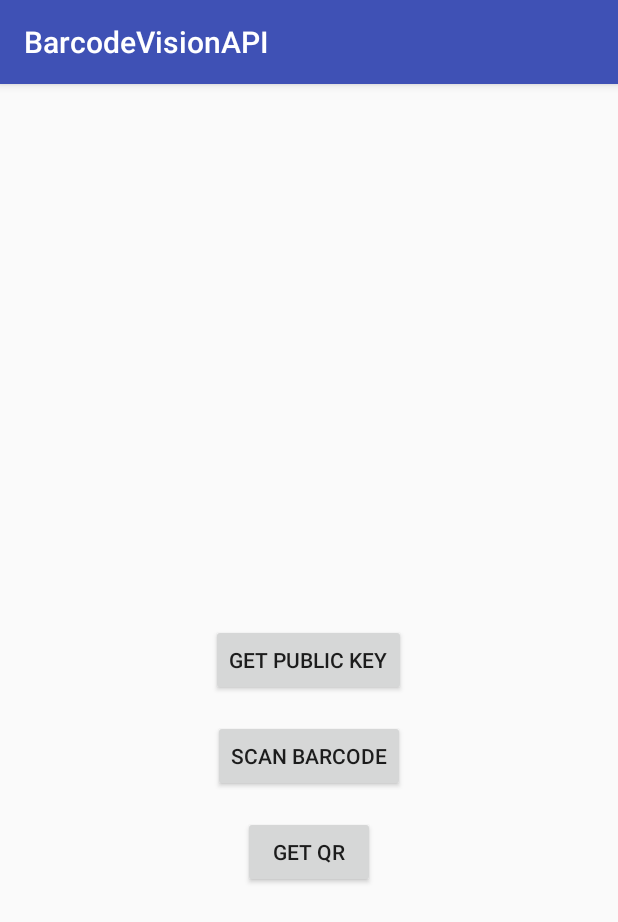
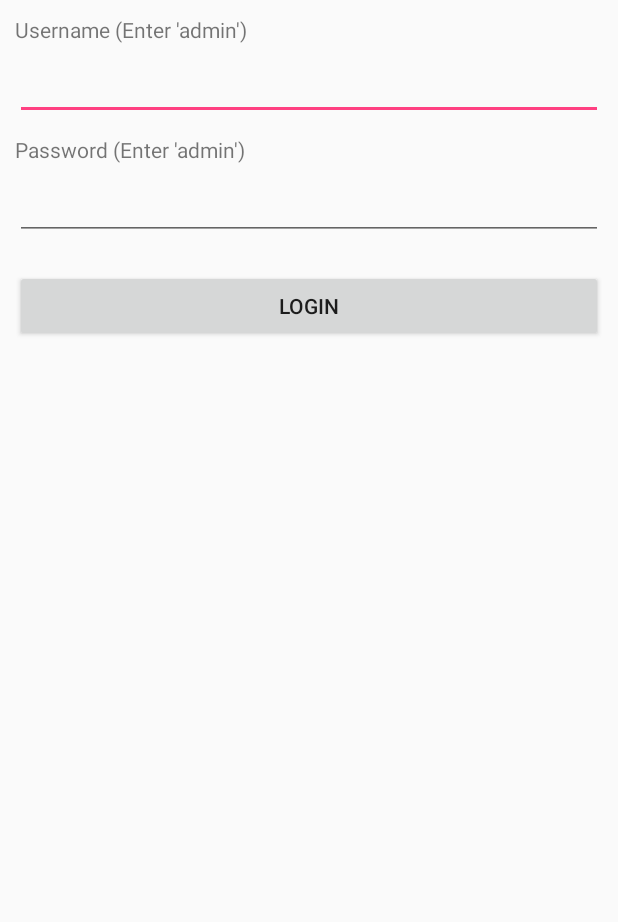
Before and after one commit to harshvp1621/EPS_E-Wallet, an Android app: the screen it shows after launch (MainActivity before the commit, LoginActivity after it), on a phone screen of 412 x 824 dp. Shown: the top 922 px of the screen. Run offline under Robolectric (Android 15) with nearby library versions, the phone set to English and light mode, and no system bars.

Commit message:
Session Management

```diff
--- /dev/null
+++ b/app/src/main/java/com/journaldev/barcodevisionapi/LoginActivity.java
@@ -0,0 +1,112 @@
+package com.journaldev.barcodevisionapi;
+
+import android.app.Activity;
+import android.content.Intent;
+import android.os.Bundle;
+import android.os.StrictMode;
+import android.util.Log;
+import android.view.View;
+import android.widget.Button;
+import android.widget.EditText;
+import android.widget.Toast;
+
+import java.io.IOException;
+
+public class LoginActivity extends Activity {
+
+    Button btnLogin;
+
+    EditText txtUsername, txtPassword;
+    String authToken;
+
+    // User Session Manager Class
+    UserSessionManager session = null;
+
+    @Override
+    public void onCreate(Bundle savedInstanceState) {
+        super.onCreate(savedInstanceState);
+        setContentView(R.layout.activity_login);
+        // User Session Manager
+
+        session = new UserSessionManager(getApplicationContext());
+        Intent activityIntent;
+
+        if(session.isUserLoggedIn()){
+            activityIntent = new Intent(getApplicationContext(), MainActivity.class);
+            startActivity(activityIntent);
+        }
+
+        // get Email, Password input text
+        txtUsername = findViewById(R.id.txtUsername);
+        txtPassword = findViewById(R.id.txtPassword);
+
+        Toast.makeText(getApplicationContext(),
+                "User Login Status: " + session.isUserLoggedIn(),
+                Toast.LENGTH_LONG).show();
+
+
+        // User Login button
+        btnLogin = findViewById(R.id.btnLogin);
+
+
+        // Login button click event
+        btnLogin.setOnClickListener(new View.OnClickListener() {
+
+            @Override
+            public void onClick(View arg0) {
+
+                StrictMode.ThreadPolicy policy = new StrictMode.ThreadPolicy.Builder().permitAll().build();
+                StrictMode.setThreadPolicy(policy);
+
+                // Get username, password from EditText
+                String username = txtUsername.getText().toString();
+                String password = txtPassword.getText().toString();
+                String passwordHash = GenSHA256.genSHA256Hash(password);
+                try{
+
+                    authToken = GetAuthToken.getAuthTokenFromServer("http://10.2.77.214/api/login",username,passwordHash);
+                }
+                catch (IOException e){
+                    e.printStackTrace();
+                }
+
+                // Validate if username, password is filled
+                if(username.trim().length() > 0 && password.trim().length() > 0){
+
+                    if(authToken != null && !authToken.equals("INVALIDCREDENTIALS")){
+
+                        // Creating login session
+                        // Username and AuthToken
+                        session.createUserLoginSession(username, authToken);
+
+                        // Starting MainActivity
+                        Intent i = new Intent(getApplicationContext(), MainActivity.class);
+                        i.addFlags(Intent.FLAG_ACTIVITY_CLEAR_TOP);
+
+                        // Add new Flag to start new Activity
+                        i.setFlags(Intent.FLAG_ACTIVITY_NEW_TASK);
+                        startActivity(i);
+
+                        finish();
+
+                    }else{
+
+                        // username / password doesn't match&
+                        Toast.makeText(getApplicationContext(),
+                                "Username/Password is incorrect",
+                                Toast.LENGTH_LONG).show();
+
+                    }
+                }else{
+
+                    // user didn't entered username or password
+                    Toast.makeText(getApplicationContext(),
+                            "Please enter username and password",
+                            Toast.LENGTH_LONG).show();
+
+                }
+
+            }
+        });
+    }
+}
--- /dev/null
+++ b/app/src/main/java/com/journaldev/barcodevisionapi/UserSessionManager.java
@@ -0,0 +1,131 @@
+package com.journaldev.barcodevisionapi;
+
+import java.util.HashMap;
+
+import android.content.Context;
+import android.content.Intent;
+import android.content.SharedPreferences;
+import android.content.SharedPreferences.Editor;
+
+public class UserSessionManager {
+
+    // Shared Preferences reference
+    SharedPreferences pref;
+
+    // Editor reference for Shared preferences
+    Editor editor;
+
+    // Context
+    Context _context;
+
+    // Shared pref mode
+    int PRIVATE_MODE = 0;
+
+    // Sharedpref file name
+    private static final String PREFER_NAME = "AndroidExamplePref";
+
+    // All Shared Preferences Keys
+    private static final String IS_USER_LOGIN = "IsUserLoggedIn";
+
+    // User name (make variable public to access from outside)
+    public static final String KEY_NAME = "name";
+
+    // Private variable auth token
+    private static final String KEY_TOKEN = "authToken";
+
+    // Constructor
+    public UserSessionManager(Context context){
+        this._context = context;
+        pref = _context.getSharedPreferences(PREFER_NAME, PRIVATE_MODE);
+        editor = pref.edit();
+    }
+
+    //Create login session
+    public void createUserLoginSession(String name, String authToken){
+        // Storing login value as TRUE
+        editor.putBoolean(IS_USER_LOGIN, true);
+
+        // Storing name in pref
+        editor.putString(KEY_NAME, name);
+
+        // Storing auth token in pref
+        editor.putString(KEY_TOKEN, authToken);
+
+        // commit changes
+        editor.commit();
+    }
+
+    /**
+     * Check login method will check user login status
+     * If false it will redirect user to login page
+     * Else do anything
+     * */
+    public boolean checkLogin(){
+        // Check login status
+        if(!this.isUserLoggedIn()){
+
+            // user is not logged in redirect him to Login Activity
+            Intent i = new Intent(_context, LoginActivity.class);
+
+            // Closing all the Activities from stack
+            i.addFlags(Intent.FLAG_ACTIVITY_CLEAR_TOP);
+
+            // Add new Flag to start new Activity
+            i.setFlags(Intent.FLAG_ACTIVITY_NEW_TASK);
+
+            // Staring Login Activity
+            _context.startActivity(i);
+
+            return true;
+        }
+        return false;
+    }
+
+
+
+    /**
+     * Get stored session data
+     * */
+    public HashMap<String, String> getUserDetails(){
+
+        //Use hashmap to store user credentials
+        HashMap<String, String> user = new HashMap<String, String>();
+
+        // user name
+        user.put(KEY_NAME, pref.getString(KEY_NAME, null));
+
+        // user auth token
+        user.put(KEY_TOKEN, pref.getString(KEY_TOKEN, null));
+
+        // return user
+        return user;
+    }
+
+    /**
+     * Clear session details
+     * */
+    public void logoutUser(){
+
+        // Clearing all user data from Shared Preferences
+        editor.clear();
+        editor.commit();
+
+        // After logout redirect user to Login Activity
+        Intent i = new Intent(_context, LoginActivity.class);
+
+        // Closing all the Activities
+        i.addFlags(Intent.FLAG_ACTIVITY_CLEAR_TOP);
+
+        // Add new Flag to start new Activity
+        i.setFlags(Intent.FLAG_ACTIVITY_NEW_TASK);
+
+        // Staring Login Activity
+        _context.startActivity(i);
+    }
+
+
+    // Check for login
+    public boolean isUserLoggedIn(){
+        return pref.getBoolean(IS_USER_LOGIN, false);
+    }
+}
--- /dev/null
+++ b/app/src/main/res/layout/activity_login.xml
@@ -0,0 +1,38 @@
+<LinearLayout xmlns:android="http://schemas.android.com/apk/res/android"
+    xmlns:tools="http://schemas.android.com/tools"
+    android:layout_width="match_parent"
+    android:layout_height="match_parent"
+    android:orientation="vertical"
+    android:padding="10dip">
+
+    <TextView
+        android:layout_width="fill_parent"
+        android:layout_height="wrap_content"
+        android:text="Username (Enter 'admin')"
+        android:singleLine="true"
+        android:layout_marginBottom="5dip"/>
+
+    <EditText android:id="@+id/txtUsername"
+        android:layout_width="fill_parent"
+        android:layout_height="wrap_content"
+        android:layout_marginBottom="10dip"/>
+
+    <TextView
+        android:layout_width="fill_parent"
+        android:layout_height="wrap_content"
+        android:text="Password (Enter 'admin')"
+        android:layout_marginBottom="5dip"/>
+
+    <EditText android:id="@+id/txtPassword"
+        android:layout_width="fill_parent"
+        android:layout_height="wrap_content"
+        android:layout_marginBottom="20dip"
+        android:password="true"
+        android:singleLine="true"/>
+
+    <Button android:id="@+id/btnLogin"
+        android:layout_width="fill_parent"
+        android:layout_height="wrap_content"
+        android:text="Login"/>
+
+</LinearLayout>
```
Also changed, not shown: app/src/main/AndroidManifest.xml (+8 -3 lines), app/src/main/java/com/journaldev/barcodevisionapi/GenSHA256.java (added, +30 -0 lines), app/src/main/java/com/journaldev/barcodevisionapi/GetAuthToken.java (added, +59 -0 lines), app/src/main/java/com/journaldev/barcodevisionapi/MainActivity.java (+22 -1 lines), app/src/main/res/layout/activity_main.xml (+9 -0 lines), 1 other file.
